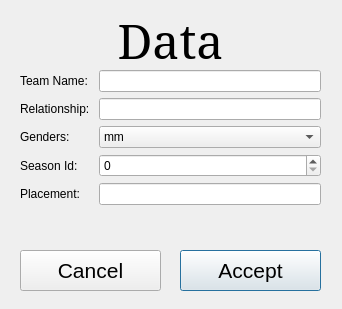
Old version of the form modifyTeams.ui in the repository PaulSirk/dataBaseManager.
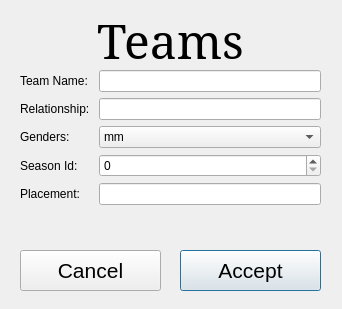
New version of the form.

Diff of the .ui file:
```diff
--- a/modifyTeams.ui
+++ b/modifyTeams.ui
@@ -29,7 +29,7 @@
     </font>
    </property>
    <property name="text">
-    <string>Data</string>
+    <string>Teams</string>
    </property>
    <property name="alignment">
     <set>Qt::AlignCenter</set>
```
Left out of the diff: 21 changed lines with no effect on the pictures.
